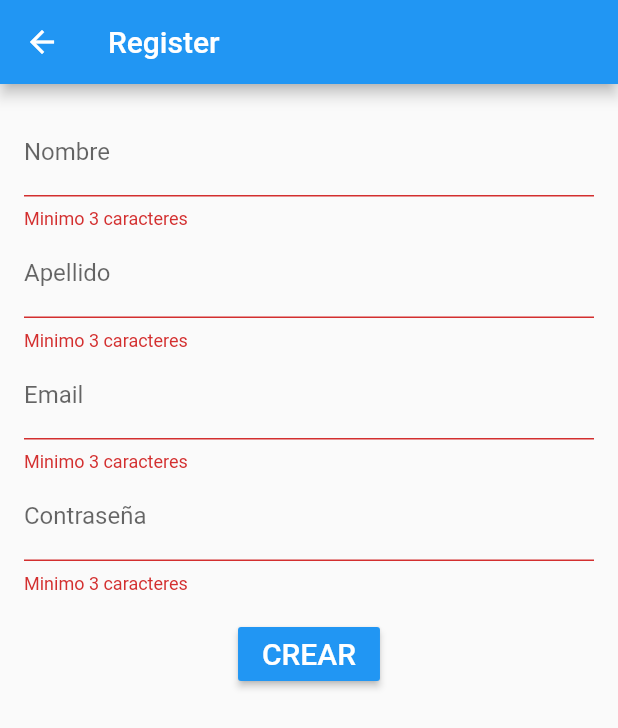
After one commit to npazosmendez/turnos_web, a Flutter app: the RegisterPage screen opened by its route, after a tap on "CREAR", on a phone screen of 412 x 824 dp. The commit adds this screen. Shown: the top 728 px of the screen. Run offline on Flutter 3.47's test engine with Material 2 defaults, Android fonts, the phone set to English and light mode, and no system bars; our stand-ins replace font_awesome_flutter, location, qr_flutter; missing offline and left inert: dart:html, dart:js, dart:js_util, flutter_google_maps; network calls fail.

Commit message:
Frontend de register de usuario

```diff
--- a/frontend/lib/main.dart
+++ b/frontend/lib/main.dart
@@ -3,6 +3,7 @@ import 'package:frontend/screens/clientes_home.dart';
 import 'package:frontend/screens/login.dart';
 import 'package:frontend/screens/propietarios_home.dart';
 import 'package:frontend/screens/mapas.dart';
+import 'package:frontend/screens/register.dart';
 import 'screens/home.dart';
 import './model.dart';
 
@@ -11,26 +12,47 @@ void main() {
 }
 
 class TurnosApp extends StatelessWidget {
+
+  WidgetBuilder routeFor(routeName) {
+    var loggedOutRoutes = <String, WidgetBuilder> {
+      LoginPage.routeName: (context) => LoginPage(),
+      RegisterPage.routeName: (context) => RegisterPage(),
+    };
+    var loginRoute = loggedOutRoutes[LoginPage.routeName];
+
+    if(!Usuario.localCredentialsExist()) {
+      // When user is not logged in
+      if (loggedOutRoutes.containsKey(routeName)) {
+        return loggedOutRoutes[routeName];
+      }
+      return loginRoute;
+    }
+
+    var usuario = Usuario.fromLocalCredentials();
+    var loggedInRoutes = <String, WidgetBuilder> {
+      HomePage.routeName: (context) => HomePage(usuario),
+      PropietariosHome.routeName: (context) => PropietariosHome(usuario),
+      ClientesHome.routeName: (context) => ClientesHome(usuario),
+      MapasPage.routeName: (context) => MapasPage()
+    };
+
+    // User is logged in
+    // can access both routes
+    if (loggedInRoutes.containsKey(routeName)) {
+      return loggedInRoutes[routeName];
+    } else if (loggedOutRoutes.containsKey(routeName)) {
+      return loggedOutRoutes[routeName];
+    }
+    return loginRoute;
+  }
+
   @override
   Widget build(BuildContext context) {
     return MaterialApp(
       title: 'Turnos y más turnos',
       initialRoute: '/login',
       onGenerateRoute: (RouteSettings settings) {
-        if(!Usuario.localCredentialsExist()) {
-          return MaterialPageRoute(
-            builder: (ctx) => LoginPage(),
-          );
-        }
-        var usuario = Usuario.fromLocalCredentials();
-        var routes = <String, WidgetBuilder> {
-          LoginPage.routeName: (context) => LoginPage(),
-          HomePage.routeName: (context) => HomePage(usuario),
-          PropietariosHome.routeName: (context) => PropietariosHome(usuario),
-          ClientesHome.routeName: (context) => ClientesHome(usuario),
-          MapasPage.routeName: (context) => MapasPage()
-        };
-        WidgetBuilder builder = routes[settings.name];
+        WidgetBuilder builder = routeFor(settings.name);
         return MaterialPageRoute(
           // NOTE: si usamos rutas generadas en vez de named routes,
           // no tienen un nombre para usar el .withName. Con esto de abajo
--- a/frontend/lib/screens/login.dart
+++ b/frontend/lib/screens/login.dart
@@ -1,5 +1,6 @@
 import 'package:flutter/material.dart';
 import 'package:frontend/screens/home.dart';
+import 'package:frontend/screens/register.dart';
 import 'package:frontend/utils/UsuarioService.dart';
 import '../model.dart' as model;
 
@@ -12,8 +13,8 @@ class LoginPage extends StatefulWidget {
 class _LoginPageState extends State<LoginPage> {
   bool authFailed = false;
   int authResponseStatus = -1;
-  final emailInputController = TextEditingController(text: "elver@gmail.com");
-  final passwordInputController = TextEditingController(text: "12345");
+  final emailInputController = TextEditingController(text: "");
+  final passwordInputController = TextEditingController(text: "");
 
   void login() async {
     var email = emailInputController.text;
@@ -85,6 +86,11 @@ class _LoginPageState extends State<LoginPage> {
                         ),
                       ),
                     ),
+                    FlatButton(
+                      onPressed: () => Navigator.pushNamed(context, RegisterPage.routeName),
+                      textColor: Colors.blue,
+                      child: Text('CREAR CUENTA')
+                    )
                   ],
                 ),
               ),
--- /dev/null
+++ b/frontend/lib/screens/register.dart
@@ -0,0 +1,136 @@
+import 'package:flutter/material.dart';
+import 'package:frontend/screens/login.dart';
+import 'package:frontend/utils/UsuarioService.dart';
+
+import '../model.dart';
+import 'propietarios_home.dart';
+import 'clientes_home.dart';
+import '../model.dart' as model;
+
+class RegisterPage extends StatelessWidget {
+  static const String routeName = '/register';
+
+  @override
+  Widget build(BuildContext context) {
+    return Scaffold(
+      appBar: AppBar(
+        title: Text("Register"),
+      ),
+      body: Center(
+          child: Container(
+            child: Padding(
+              padding: EdgeInsets.all(16.0),
+              child: RegisterForm()
+            ),
+          )
+      ),
+    );
+  }
+}
+
+class RegisterForm extends StatefulWidget {
+
+  @override
+  _RegisterFormState createState() {
+    return _RegisterFormState();
+  }
+}
+
+class _RegisterFormState extends State<RegisterForm> {
+
+  final _formKey = GlobalKey<FormState>();
+  var nombre = "";
+  var apellido = "";
+  var email = "";
+  var password = "";
+
+  registerExitoso(context) {
+    Scaffold.of(context).showSnackBar(SnackBar(content: Text("Usuario creado!")));
+    Future.delayed(Duration(seconds: 3), () => Navigator.pushNamed(context, LoginPage.routeName));
+  }
+
+  Future<Usuario> register(context) async{
+    if (_formKey.currentState.validate()) {
+      _formKey.currentState.save();
+      UsuarioService.register(nombre, apellido, email, password).then((value) => {
+        registerExitoso(context)
+      }).catchError((error) => {
+        Scaffold.of(context).showSnackBar(SnackBar(content: Text(error.toString())))
+      });
+    }
+  }
+
+  @override
+  Widget build(BuildContext context) {
+    return Form(
+      key: _formKey,
+      child: Column(
+          children: <Widget>[
+            TextFormField(
+              onSaved: (val) => { nombre = val },
+              decoration: const InputDecoration(
+                labelText: 'Nombre',
+              ),
+              validator: (value) {
+                if (value.isEmpty || value.length < 3) {
+                  return 'Minimo 3 caracteres';
+                }
+                return null;
+              },
+            ),
+            TextFormField(
+              onSaved: (val) => { apellido = val },
+              decoration: const InputDecoration(
+                labelText: 'Apellido',
+              ),
+              validator: (value) {
+                if (value.isEmpty || value.length < 3) {
+                  return 'Minimo 3 caracteres';
+                }
+                return null;
+              },
+            ),
+            TextFormField(
+              onSaved: (val) => { email = val },
+              decoration: const InputDecoration(
+                labelText: 'Email',
+              ),
+              validator: (value) {
+                if (value.isEmpty || value.length < 3) {
+                  return 'Minimo 3 caracteres';
+                }
+                return null;
+              },
+            ),
+            TextFormField(
+              onSaved: (val) => { password = val },
+              decoration: const InputDecoration(
+                labelText: 'Contraseña',
+              ),
+              obscureText: true,
+              validator: (value) {
+                if (value.isEmpty || value.length < 3) {
+                  return 'Minimo 3 caracteres';
+                }
+                return null;
+              },
+            ),
+            Padding(
+              padding: EdgeInsets.all(16.0),
+              child: RaisedButton(
+                color: Colors.blue,
+                onPressed: () => register(context),
+                child: Text(
+                  'CREAR',
+                  style: TextStyle(
+                      fontSize: 20,
+                      color: Colors.white
+                  ),
+                ),
+              )
+            )
+          ]
+      )
+    );
+  }
+}
--- a/frontend/lib/utils/UsuarioService.dart
+++ b/frontend/lib/utils/UsuarioService.dart
@@ -11,4 +11,18 @@ class UsuarioService {
     var usuarioJson = json.decode(response.body);
     return Usuario.fromJson(usuarioJson);
   }
+
+  static Future<Usuario> register(nombre, apellido, email, password) async {
+    ApiClient apiClient = ApiClient(null, null);
+    var response = await apiClient.postJson("/usuarios/", {
+      "email": email,
+      "password": password,
+      "nombre": nombre,
+      "apellido": apellido
+    });
+    if(response.statusCode == 201){
+      return Usuario.fromJson(json.decode(response.body));
+    }
+    return Future.error(response.body);
+  }
 }
```
